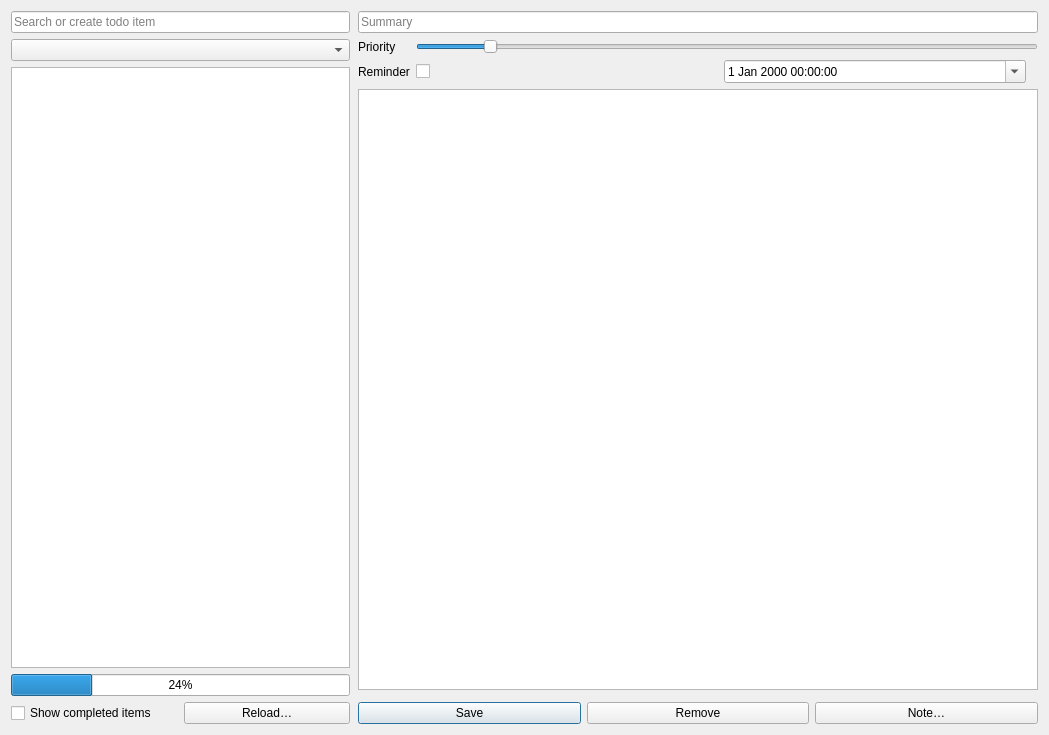
This is src/dialogs/tododialog.ui in pbek/QOwnNotes as Qt 5 draws it before an edit. The edited form follows.
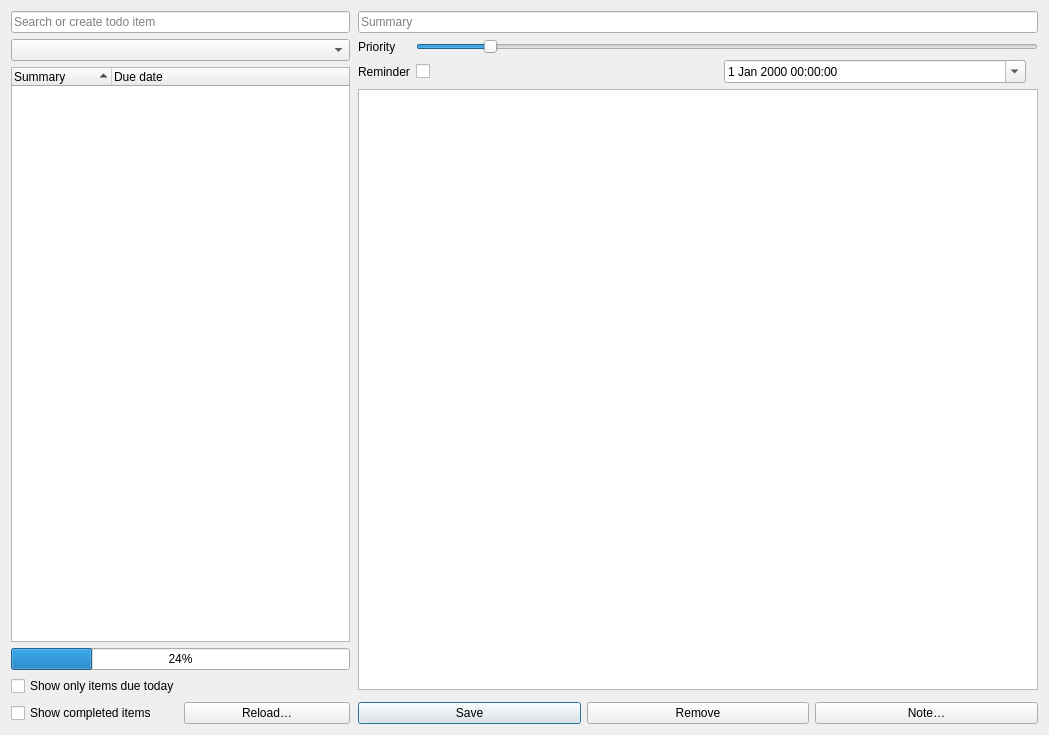
This is the edited form. Icons and pictures are not drawn. Custom widgets are drawn as their Qt base class.

Commit message: Add due date to tree and filter (#2210)

```diff
--- a/src/dialogs/tododialog.ui
+++ b/src/dialogs/tododialog.ui
@@ -318,12 +318,17 @@
           <property name="contextMenuPolicy">
            <enum>Qt::CustomContextMenu</enum>
           </property>
-          <attribute name="headerVisible">
-           <bool>false</bool>
-          </attribute>
+          <property name="sortingEnabled">
+           <bool>true</bool>
+          </property>
           <column>
            <property name="text">
-            <string notr="true">1</string>
+            <string>Summary</string>
+           </property>
+          </column>
+          <column>
+           <property name="text">
+            <string>Due date</string>
            </property>
           </column>
          </widget>
@@ -335,6 +340,16 @@
           </property>
          </widget>
         </item>
+        <item row="4" column="0">
+         <widget class="QCheckBox" name="showDueTodayItemsOnlyCheckBox">
+          <property name="toolTip">
+           <string>This doesn't work for sub-items, because they may be hidden by the parent item!</string>
+          </property>
+          <property name="text">
+           <string>Show only items due today</string>
+          </property>
+         </widget>
+        </item>
        </layout>
       </widget>
      </item>
```
Left out of the diff: 1 changed line with no effect on the pictures. The commit also changes 4 other files.
